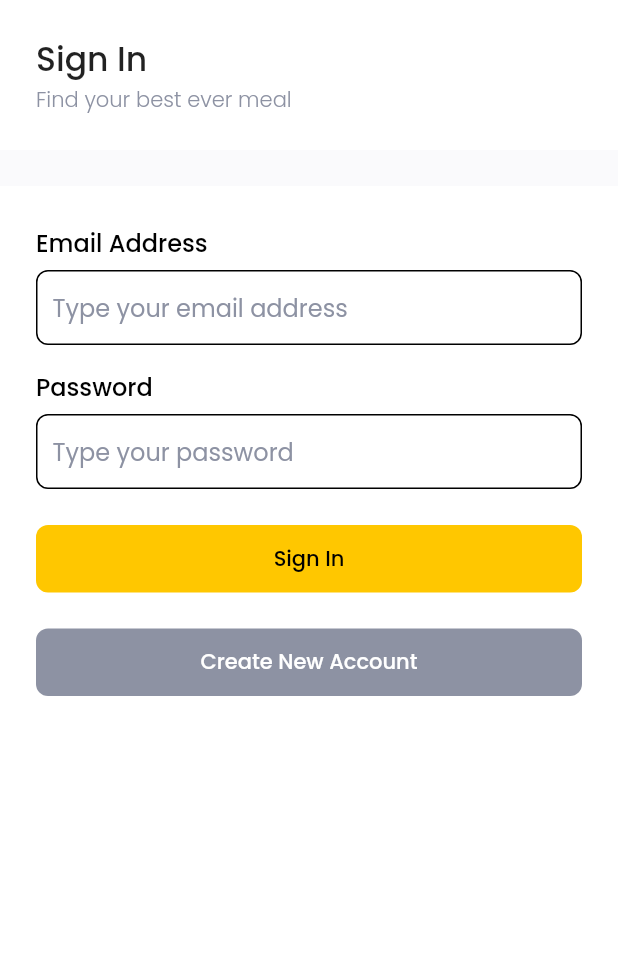
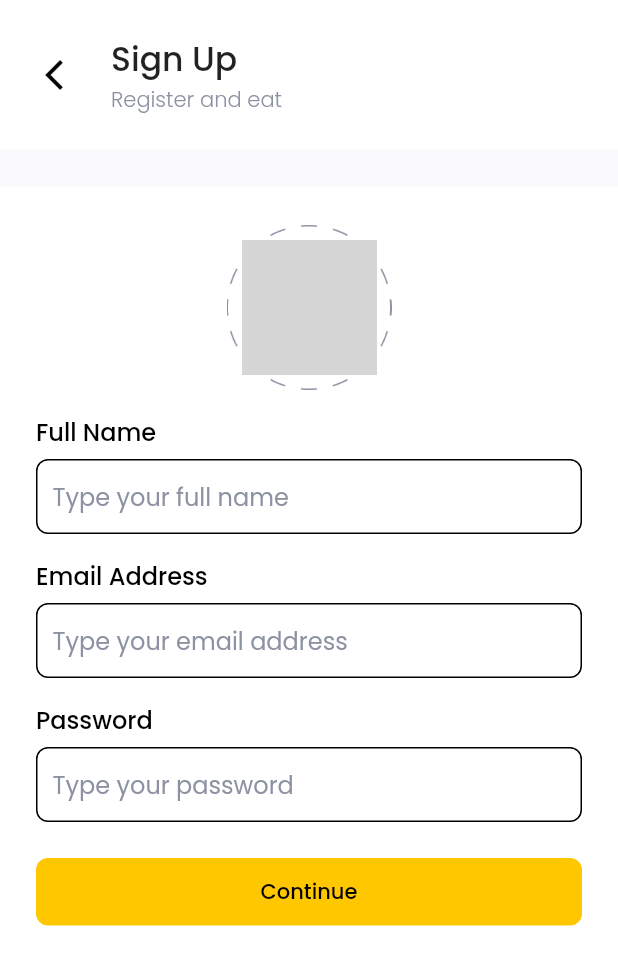
Before and after one commit to herry88/food-market, a Flutter app: the screen it shows after launch, on a phone screen of 412 x 824 dp. Shown: the top 965 px of the screen. Run offline on Flutter 3.47's test engine with Material 2 defaults, Android fonts, the phone set to English and light mode, and no system bars; our stand-ins replace flutter_spinkit, google_fonts, supercharged; network calls fail; grey boxes are pictures that could not be loaded.

Commit message:
signUpPage

```diff
--- a/lib/main.dart
+++ b/lib/main.dart
@@ -12,7 +12,7 @@
   Widget build(BuildContext context) {
     return MaterialApp(
       debugShowCheckedModeBanner: false,
-      home: SignIn()
+      home: SignUpPage()
     );
   }
 }
--- a/lib/ui/pages/pages.dart
+++ b/lib/ui/pages/pages.dart
@@ -8,3 +8,4 @@
 //ui
 part 'general_page.dart';
 part 'sign_in_page.dart';
+part 'sign_up_page.dart';
--- /dev/null
+++ b/lib/ui/pages/sign_up_page.dart
@@ -0,0 +1,139 @@
+part of 'pages.dart';
+
+class SignUpPage extends StatefulWidget {
+  const SignUpPage({Key key}) : super(key: key);
+
+  @override
+  _SignUpPageState createState() => _SignUpPageState();
+}
+
+class _SignUpPageState extends State<SignUpPage> {
+  @override
+  Widget build(BuildContext context) {
+    TextEditingController emailController = TextEditingController();
+    TextEditingController passwordController = TextEditingController();
+    TextEditingController nameController = TextEditingController();
+
+    return GeneralPage(
+      title: 'Sign Up',
+      subtitle: "Register and eat",
+      onBackButtonPressed: () {
+        // Get.back();
+      },
+      child: Column(
+        children: [
+          Container(
+            width: 110,
+            height: 110,
+            margin: EdgeInsets.only(top: 26),
+            padding: EdgeInsets.all(10),
+            decoration: BoxDecoration(
+                image: DecorationImage(
+                    image: AssetImage('assets/photo_border.png'))),
+            child: Container(
+              decoration: BoxDecoration(
+                  shape: BoxShape.circle,
+                  image: DecorationImage(
+                      image: NetworkImage(
+                          'https://i.pinimg.com/474x/8a/f4/7e/8af47e18b14b741f6be2ae499d23fcbe.jpg'),
+                      fit: BoxFit.cover)),
+            ),
+          ),
+          Container(
+            width: double.infinity,
+            margin: EdgeInsets.fromLTRB(defaultMargin, 16, defaultMargin, 6),
+            child: Text(
+              "Full Name",
+              style: blackFontStyle2,
+            ),
+          ),
+          Container(
+            width: double.infinity,
+            margin: EdgeInsets.symmetric(horizontal: defaultMargin),
+            padding: EdgeInsets.symmetric(horizontal: 10),
+            decoration: BoxDecoration(
+                borderRadius: BorderRadius.circular(8),
+                border: Border.all(color: Colors.black)),
+            child: TextField(
+              controller: nameController,
+              decoration: InputDecoration(
+                  border: InputBorder.none,
+                  hintStyle: greyFontStyle,
+                  hintText: 'Type your full name'),
+            ),
+          ),
+          Container(
+            width: double.infinity,
+            margin: EdgeInsets.fromLTRB(defaultMargin, 16, defaultMargin, 6),
+            child: Text(
+              "Email Address",
+              style: blackFontStyle2,
+            ),
+          ),
+          Container(
+            width: double.infinity,
+            margin: EdgeInsets.symmetric(horizontal: defaultMargin),
+            padding: EdgeInsets.symmetric(horizontal: 10),
+            decoration: BoxDecoration(
+                borderRadius: BorderRadius.circular(8),
+                border: Border.all(color: Colors.black)),
+            child: TextField(
+              controller: emailController,
+              decoration: InputDecoration(
+                  border: InputBorder.none,
+                  hintStyle: greyFontStyle,
+                  hintText: 'Type your email address'),
+            ),
+          ),
+          Container(
+            width: double.infinity,
+            margin: EdgeInsets.fromLTRB(defaultMargin, 16, defaultMargin, 6),
+            child: Text(
+              "Password",
+              style: blackFontStyle2,
+            ),
+          ),
+          Container(
+            width: double.infinity,
+            margin: EdgeInsets.symmetric(horizontal: defaultMargin),
+            padding: EdgeInsets.symmetric(horizontal: 10),
+            decoration: BoxDecoration(
+                borderRadius: BorderRadius.circular(8),
+                border: Border.all(color: Colors.black)),
+            child: TextField(
+              controller: passwordController,
+              decoration: InputDecoration(
+                  border: InputBorder.none,
+                  hintStyle: greyFontStyle,
+                  hintText: 'Type your password'),
+            ),
+          ),
+          Container(
+            width: double.infinity,
+            margin: EdgeInsets.only(top: 24),
+            height: 45,
+            padding: EdgeInsets.symmetric(horizontal: defaultMargin),
+            child: ElevatedButton(
+              style: ElevatedButton.styleFrom(
+                shape: RoundedRectangleBorder(
+                  borderRadius: BorderRadius.circular(8),
+                ),
+                primary: mainColor,
+                elevation: 0,
+              ),
+              onPressed: () {
+                // Get.to(AddressPage());
+              },
+
+              child: Text(
+                'Continue',
+                style: GoogleFonts.poppins(
+                    color: Colors.black, fontWeight: FontWeight.w500),
+              ),
+            ),
+          ),
+        ],
+      ),
+    );
+  }
+}
```
